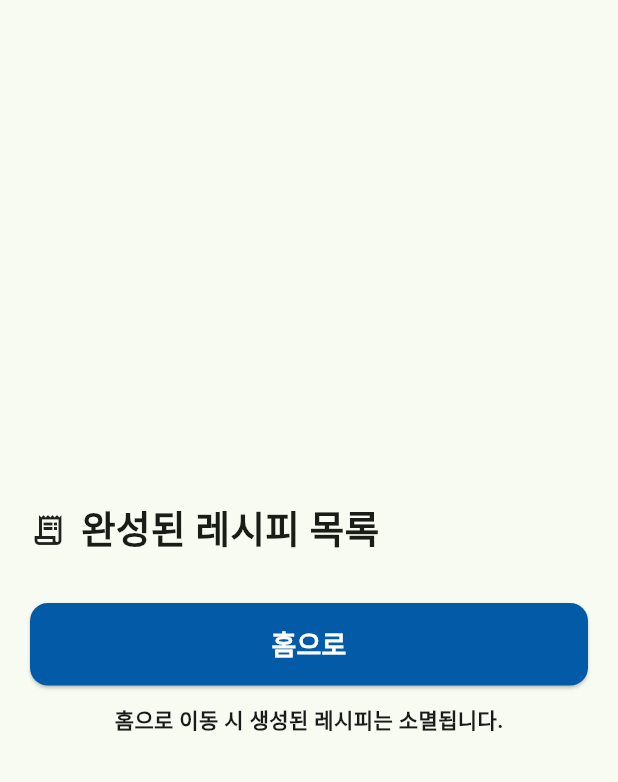
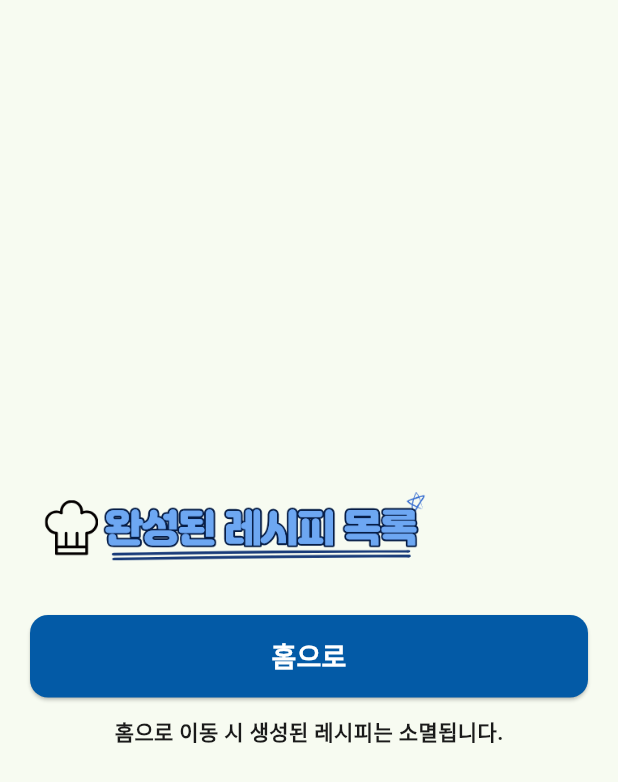
Before and after one commit to harford-stack/flutter_team_project, a Flutter app: the RecipeslistScreen screen opened directly with empty values, on a phone screen of 412 x 824 dp. Shown: the top 782 px of the screen. Run offline on Flutter 3.47's test engine with Material 3 defaults, Android fonts, the phone set to English and light mode, and no system bars; our stand-ins replace carousel_slider, cloud_firestore, firebase_auth, firebase_core, firebase_storage, flutter_dotenv and 5 more; missing offline and left inert: shake; accounts and stored records are empty; generated files the repository leaves out were written again.

Commit message:
현지 01.02 2차

```diff
--- a/lib/auth/recipe_recommend_screen.dart
+++ b/lib/auth/recipe_recommend_screen.dart
@@ -69,7 +69,7 @@ class _RecipeRecommendScreenState extends State<RecipeRecommendScreen> {
               ClipRRect(
                 borderRadius: BorderRadius.circular(12),
                 child: Image.asset(
-                  'assets/image_recipe2.jpg',
+                  'assets/image_recipe3.png',
                   fit: BoxFit.contain,
                 ),
               ),
--- a/lib/recipes/ingreCheck_screen.dart
+++ b/lib/recipes/ingreCheck_screen.dart
@@ -68,7 +68,9 @@ class _IngrecheckScreenState extends State<IngrecheckScreen> {
     return Scaffold(
       backgroundColor: AppColors.backgroundColor, // 배경색 지정
       // SafeArea를 사용하여 기기 상단바/하단바 간섭 방지
-      appBar: const CustomAppBar(),
+      appBar: const CustomAppBar(
+        appName: "인식 결과",
+      ),
       drawer: const CustomDrawer(),
       body: SafeArea(
         child: Padding(
--- a/lib/recipes/recipesList_screen.dart
+++ b/lib/recipes/recipesList_screen.dart
@@ -32,19 +32,20 @@ class _RecipeslistScreenState extends State<RecipeslistScreen> {
           crossAxisAlignment: CrossAxisAlignment.stretch, // ★ 수정: 자식들을 가로로 꽉 채우기 위해 변경
           children: [
             // 1) 제목 텍스트: 리스트의 패딩값(20)과 동일하게 맞춰서 왼쪽 정렬 효과
-            const Padding(
+            Padding(
               padding: EdgeInsets.only(left: 20.0, bottom: 10.0),
               child: Row(
                 children: [
-                  Icon(Icons.receipt_long_outlined),
-                  SizedBox(width: 10,),
-                  Text(
-                    "완성된 레시피 목록",
-                    style: TextStyle(
-                      fontSize: 25,
-                      fontWeight: FontWeight.bold,
-                    ),
-                  ),
+                  Image.asset("assets/recipe_list.png", width: 270),
+                  //Icon(Icons.receipt_long_outlined),
+                  // SizedBox(width: 10,),
+                  // Text(
+                  //   "완성된 레시피 목록",
+                  //   style: TextStyle(
+                  //     fontSize: 25,
+                  //     fontWeight: FontWeight.bold,
+                  //   ),
+                  // ),
                 ],
               ),
             ),
```
Also changed, not shown: lib/recipes/ingreEdit_screen.dart (+7 -2 lines), assets/icon_menu2.png (added), assets/image_recipe.png, assets/image_recipe3.png (added), assets/recipe_list.png (added).
